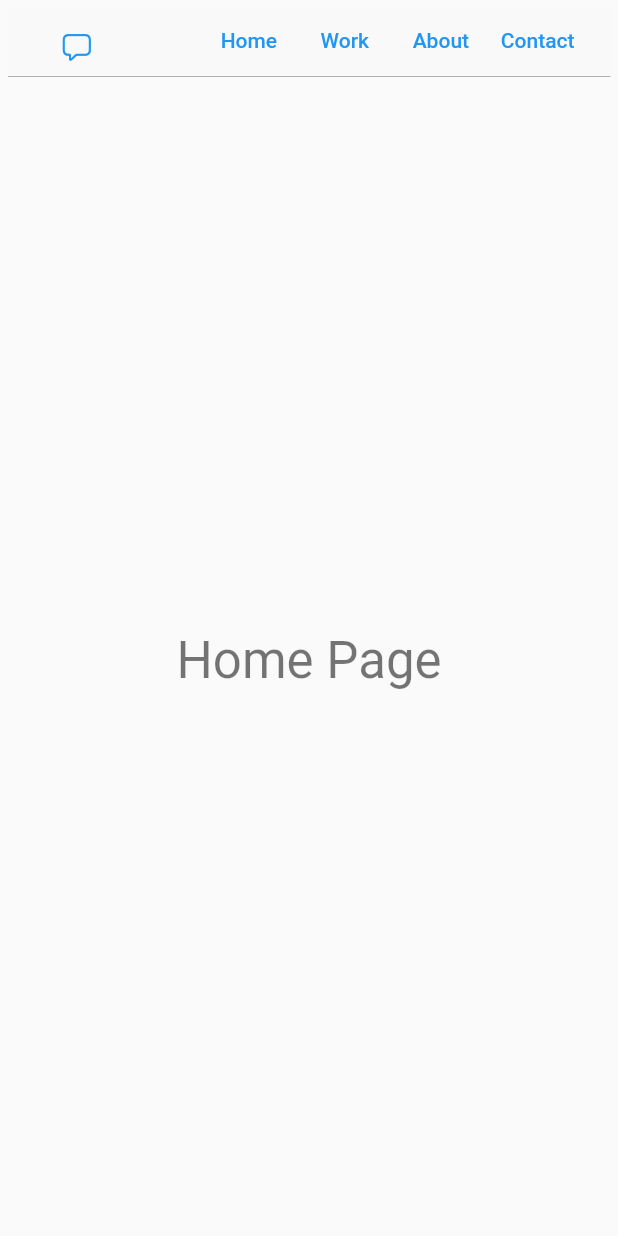
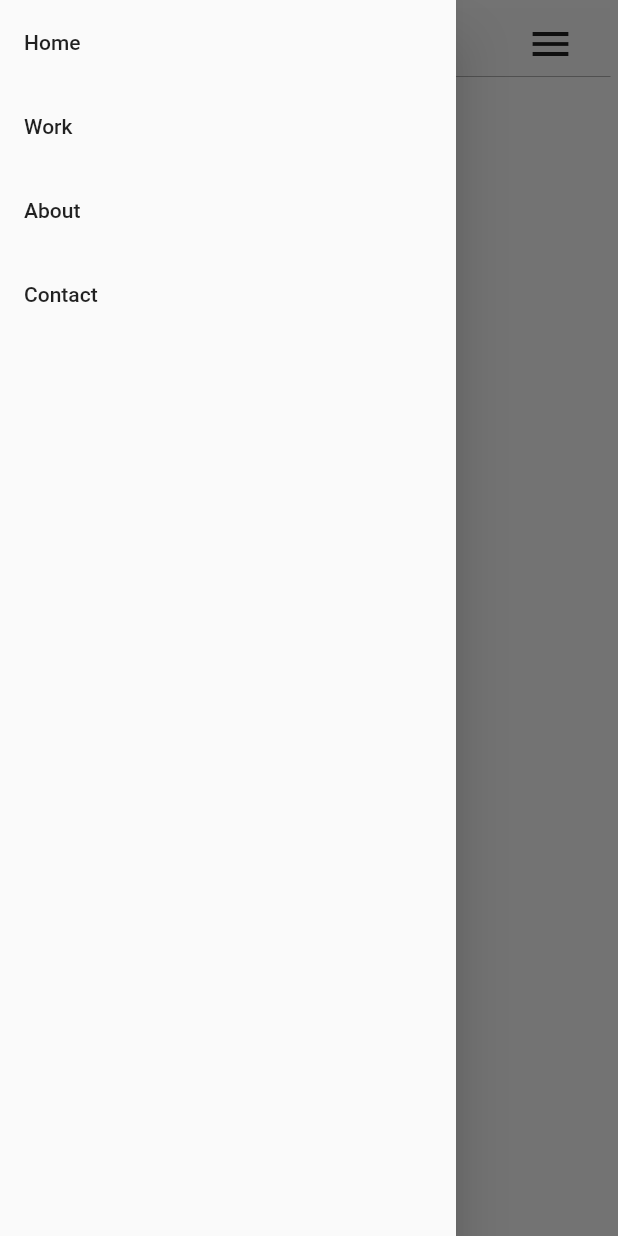
Before and after one commit to kedrakk/khineaindrakyaw_portfolio, a Flutter app: the screen it shows after launch, with the side drawer open (before the commit the screen has no drawer), on a phone screen of 412 x 824 dp. Run offline on Flutter 3.47's test engine with Material 2 defaults, Android fonts, the phone set to English and light mode, and no system bars; our stand-ins replace flutter_riverpod, get_it.

Commit message:
change nav icon

```diff
--- a/lib/main.dart
+++ b/lib/main.dart
@@ -1,9 +1,15 @@
 import 'package:flutter/material.dart';
-import 'package:kedk_portfolio/splash_page.dart';
+import 'package:flutter_riverpod/flutter_riverpod.dart';
+import 'package:kedk_portfolio/service/locator.dart';
+import 'package:kedk_portfolio/pages/splash_page.dart';
 
 void main() {
+  WidgetsFlutterBinding.ensureInitialized();
+  setupLocator();
   runApp(
-    const MyApp(),
+    const ProviderScope(
+      child: MyApp(),
+    ),
   );
 }
 
@@ -12,7 +18,6 @@ class MyApp extends StatelessWidget {
 
   @override
   Widget build(BuildContext context) {
-    //final isDevicePortrait = isPortait(context);
     return MaterialApp(
       title: "Khin Eaindra Kyaw's Portfolio",
       theme: ThemeData(
--- a/lib/pages/home_page.dart
+++ b/lib/pages/home_page.dart
@@ -1,17 +1,38 @@
 import 'package:flutter/material.dart';
-import 'package:kedk_portfolio/test_navbar.dart';
+import 'package:kedk_portfolio/const/nav_items.dart';
+import 'package:kedk_portfolio/widgets/navbar.dart';
 
 class HomePage extends StatelessWidget {
-  const HomePage({Key? key}) : super(key: key);
+  HomePage({Key? key}) : super(key: key);
+
+  final GlobalKey<ScaffoldState> _scaffoldKey = GlobalKey<ScaffoldState>();
 
   @override
   Widget build(BuildContext context) {
-    return const Scaffold(
+    return Scaffold(
+      key: _scaffoldKey,
       appBar: PreferredSize(
-        preferredSize: Size.fromHeight(kToolbarHeight),
-        child: FixedNavBarWidget(),
+        preferredSize: const Size.fromHeight(kToolbarHeight),
+        child: FixedNavBarWidget(
+          onMenuPressed: () {
+            _scaffoldKey.currentState!.openDrawer();
+          },
+        ),
       ),
-      body: HomeWidget(),
+      drawer: Drawer(
+        child: ListView(
+          children: navItems
+              .map<Widget>(
+                (e) => ListTile(
+                  title: Text(
+                    e['title'] ?? '',
+                  ),
+                ),
+              )
+              .toList(),
+        ),
+      ),
+      body: const HomeWidget(),
     );
   }
 }
--- a/lib/splash_page.dart
+++ b/lib/pages/splash_page.dart
@@ -13,7 +13,7 @@ class SplashPage extends StatelessWidget {
       () => Navigator.pushReplacement(
         context,
         MaterialPageRoute(
-          builder: (context) => const HomePage(),
+          builder: (context) => HomePage(),
         ),
       ),
     );
--- a/lib/providers/service/check_orientation.dart
+++ /dev/null
@@ -1,5 +0,0 @@
-import 'package:flutter/cupertino.dart';
-
-bool isPortait(BuildContext context) {
-  return MediaQuery.of(context).orientation == Orientation.portrait;
-}
--- /dev/null
+++ b/lib/service/locator.dart
@@ -0,0 +1,8 @@
+import 'package:get_it/get_it.dart';
+import 'package:kedk_portfolio/service/orientation_service.dart';
+
+final getIt = GetIt.instance;
+
+void setupLocator() {
+  getIt.registerSingleton<OrientationService>(OrientationService());
+}
--- /dev/null
+++ b/lib/service/orientation_service.dart
@@ -0,0 +1,7 @@
+import 'package:flutter/material.dart';
+
+class OrientationService {
+  bool isPortait(BuildContext context) {
+    return MediaQuery.of(context).orientation == Orientation.portrait;
+  }
+}
--- a/lib/test_navbar.dart
+++ /dev/null
@@ -1,35 +0,0 @@
-import 'package:flutter/cupertino.dart';
-import 'package:flutter/material.dart';
-import 'package:kedk_portfolio/const/nav_items.dart';
-
-class FixedNavBarWidget extends StatelessWidget {
-  const FixedNavBarWidget({Key? key}) : super(key: key);
-
-  @override
-  Widget build(BuildContext context) {
-    return Container(
-      width: MediaQuery.of(context).size.width,
-      height: double.infinity,
-      margin: const EdgeInsets.all(5),
-      child: CupertinoNavigationBar(
-        leading: CupertinoButton(
-          child: const Icon(CupertinoIcons.bubble_left),
-          onPressed: () {},
-        ),
-        trailing: Row(
-            mainAxisSize: MainAxisSize.min,
-            mainAxisAlignment: MainAxisAlignment.end,
-            children: navItems
-                .map<Widget>(
-                  (e) => TextButton(
-                    onPressed: () {},
-                    child: Text(
-                      e['title'] ?? '',
-                    ),
-                  ),
-                )
-                .toList()),
-      ),
-    );
-  }
-}
--- /dev/null
+++ b/lib/widgets/navbar.dart
@@ -0,0 +1,50 @@
+import 'package:flutter/cupertino.dart';
+import 'package:flutter/material.dart';
+import 'package:kedk_portfolio/const/nav_items.dart';
+
+import '../service/locator.dart';
+import '../service/orientation_service.dart';
+
+class FixedNavBarWidget extends StatelessWidget {
+  const FixedNavBarWidget({
+    Key? key,
+    required this.onMenuPressed,
+  }) : super(key: key);
+  final void Function()? onMenuPressed;
+
+  @override
+  Widget build(BuildContext context) {
+    return Container(
+      width: MediaQuery.of(context).size.width,
+      height: double.infinity,
+      margin: const EdgeInsets.all(5),
+      child: CupertinoNavigationBar(
+        leading: CupertinoButton(
+          child: const Icon(CupertinoIcons.bubble_left),
+          onPressed: () {},
+        ),
+        trailing: getIt<OrientationService>().isPortait(context)
+            ? IconButton(
+                onPressed: onMenuPressed,
+                icon: const Icon(
+                  Icons.menu,
+                ),
+              )
+            : Row(
+                mainAxisSize: MainAxisSize.min,
+                mainAxisAlignment: MainAxisAlignment.end,
+                children: navItems
+                    .map<Widget>(
+                      (e) => TextButton(
+                        onPressed: () {},
+                        child: Text(
+                          e['title'] ?? '',
+                        ),
+                      ),
+                    )
+                    .toList(),
+              ),
+      ),
+    );
+  }
+}
--- a/pubspec.yaml
+++ b/pubspec.yaml
@@ -34,6 +34,7 @@ dependencies:
   # Use with the CupertinoIcons class for iOS style icons.
   cupertino_icons: ^1.0.2
   flutter_riverpod: ^1.0.4
+  get_it: ^7.2.0
 
 dev_dependencies:
   flutter_test:
```
Also changed, not shown: pubspec.lock.
